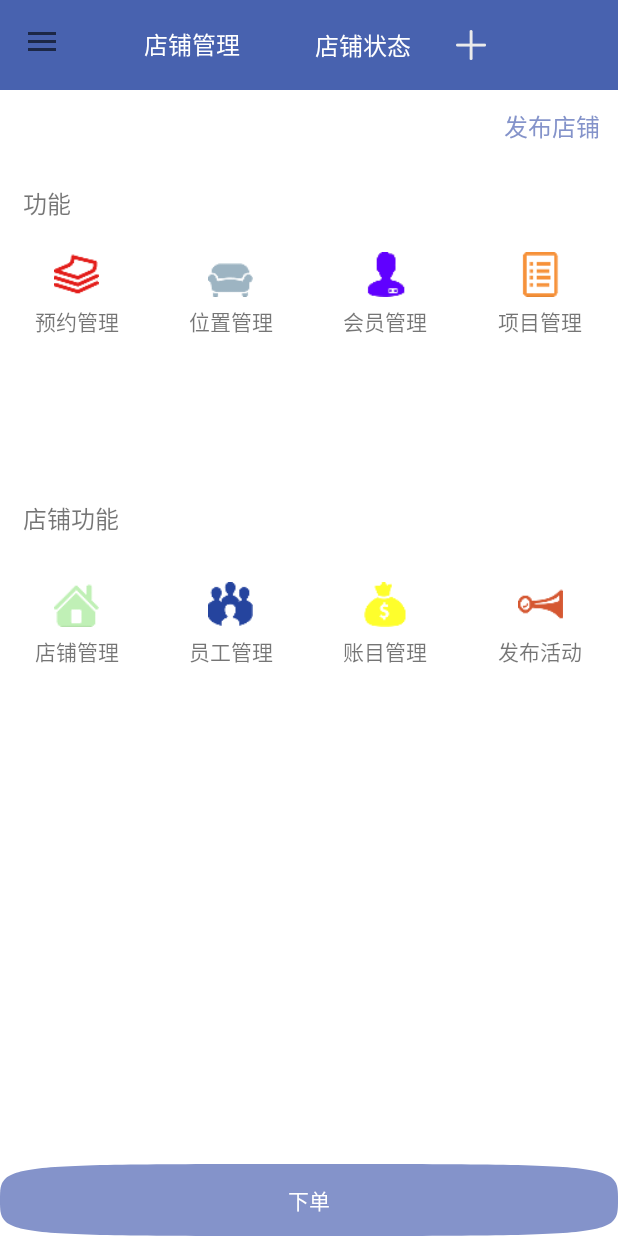
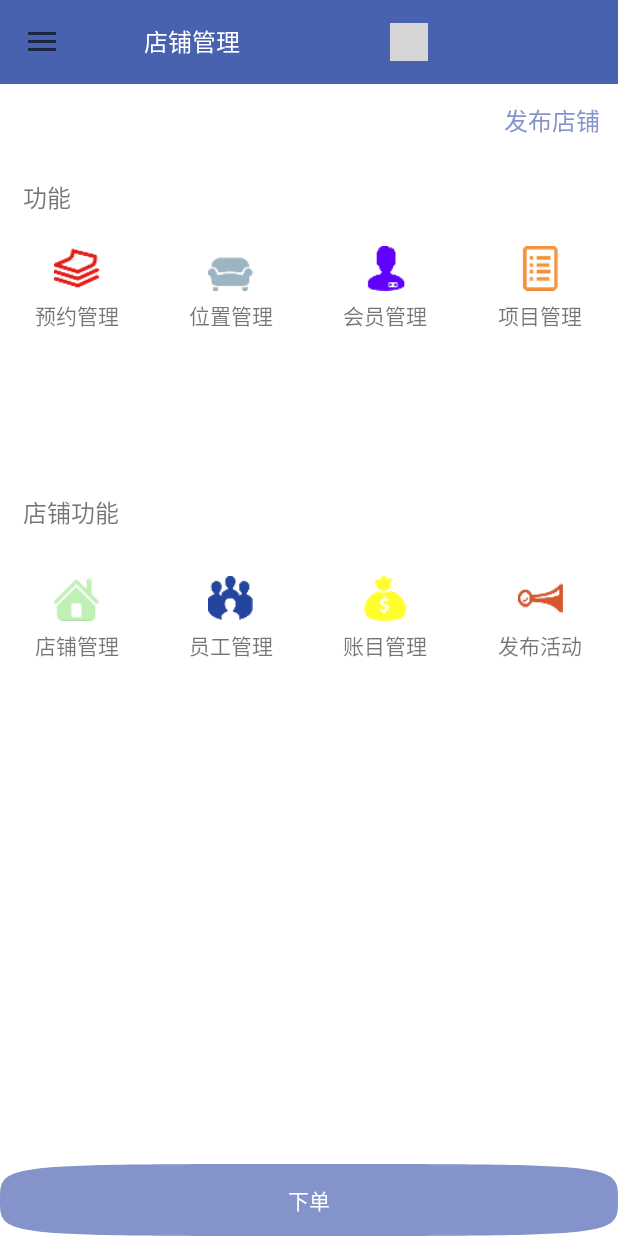
Before and after one commit to StoreManager/ManagerStore, an Android app: the StoreManagerActivity screen opened directly, with no data from a screen before it, on a phone screen of 412 x 824 dp. Run offline under Robolectric (Android 15) with nearby library versions, the phone set to English and light mode, and no system bars; 1 statement that could not run was skipped; grey boxes are pictures that could not be loaded.

Commit message:
修改营业状态

```diff
--- a/app/src/main/java/com/cottee/managerstore/view/StoreStausPopupWindow.java
+++ b/app/src/main/java/com/cottee/managerstore/view/StoreStausPopupWindow.java
@@ -32,7 +32,7 @@ public class StoreStausPopupWindow extends PopupWindow {
         linear_open.setOnClickListener(new View.OnClickListener() {
             @Override
             public void onClick(View view) {
-                String open="营业";
+                Toast.makeText(context, "营业", Toast.LENGTH_SHORT).show();
             }
         });
         linear_close.setOnClickListener(new View.OnClickListener() {
--- a/app/src/main/res/layout/store_manager_toolbar.xml
+++ b/app/src/main/res/layout/store_manager_toolbar.xml
@@ -16,20 +16,21 @@
         android:layout_marginLeft="40dp"
         android:textColor="@color/white"
         android:textSize="16sp"/>
-    <TextView
-        android:id="@+id/tv_Status"
-        android:layout_width="wrap_content"
-        android:layout_height="60dp"
-        android:gravity="center"
-        android:text="店铺状态"
-        android:layout_marginLeft="50dp"
-        android:textColor="@color/white"
-        android:textSize="16sp"/>
-    <TextView
-        android:id="@+id/tv_storeStatus"
+    <!--<TextView-->
+        <!--android:id="@+id/tv_Status"-->
+        <!--android:layout_width="wrap_content"-->
+        <!--android:layout_height="60dp"-->
+        <!--android:gravity="center"-->
+        <!--android:text="店铺状态"-->
+        <!--android:layout_marginLeft="50dp"-->
+        <!--android:textColor="@color/white"-->
+        <!--android:textSize="16sp"/>-->
+    <ImageButton
+        android:id="@+id/imgbtn_storeStatus"
         android:clickable="true"
-        android:background="@mipmap/store_status"
-        android:layout_marginLeft="30dp"
-        android:layout_width="20dp"
-        android:layout_height="20dp"/>
+        android:background="@mipmap/closethedoor"
+        android:layout_marginLeft="100dp"
+        android:layout_width="25dp"
+        android:layout_height="25dp"
+        />
 </android.support.v7.widget.Toolbar>
```
Also changed, not shown: app/src/main/java/com/cottee/managerstore/activity/StoreManagerActivity.java (+42 -25 lines), app/src/main/java/com/cottee/managerstore/activity/StoreStyleActivity.java (+5 -17 lines), app/src/main/java/com/cottee/managerstore/fragment/FoodFragment.java (+17 -0 lines).
